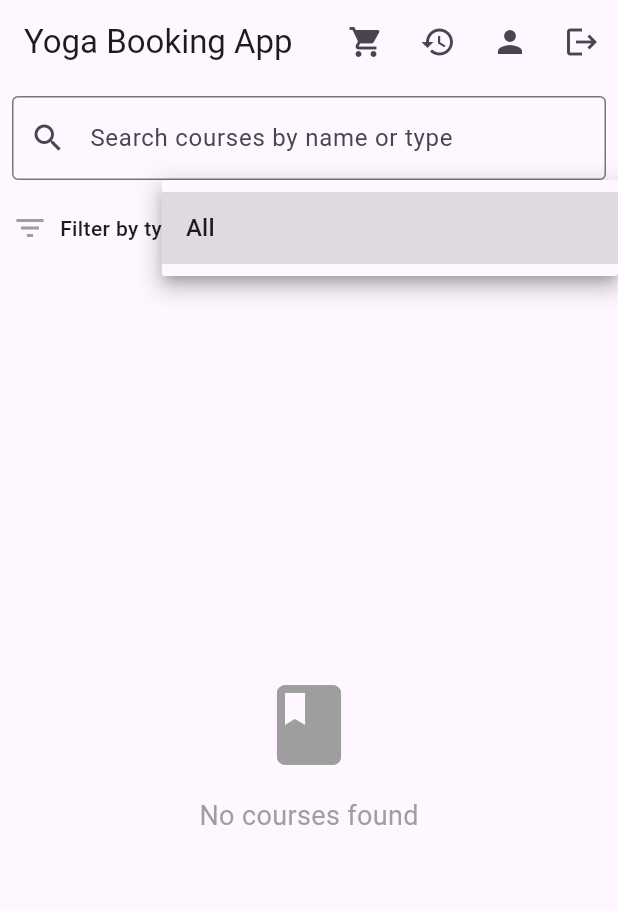
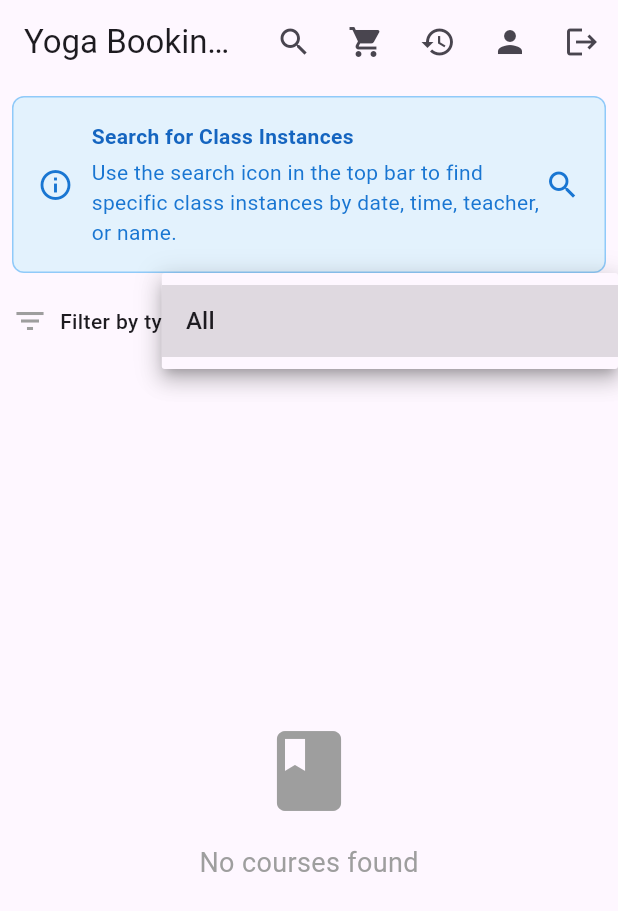
Before and after one commit to ndtrung7114/Flutter-Yoga-App, a Flutter app: the screen it shows once a user with an empty profile is signed in, after a tap on "All", on a phone screen of 412 x 824 dp. Shown: the top 911 px of the screen. Run offline on Flutter 3.47's test engine with Material 3 defaults, Android fonts, the phone set to English and light mode, and no system bars; our stand-ins replace cloud_firestore, firebase_auth, firebase_core, shared_preferences; accounts and stored records are empty.

Commit message:
modify search class

```diff
--- a/lib/screens/class_list_screen.dart
+++ b/lib/screens/class_list_screen.dart
@@ -12,12 +12,10 @@ class ClassListScreen extends StatefulWidget {
 
 class _ClassListScreenState extends State<ClassListScreen> {
   final ClassViewModel _viewModel = ClassViewModel();
-  final TextEditingController _searchController = TextEditingController();
   String _selectedCourseType = 'All'; // Filter state
 
   @override
   void dispose() {
-    _searchController.dispose();
     super.dispose();
   }
 
@@ -54,15 +52,40 @@ class _ClassListScreenState extends State<ClassListScreen> {
           padding: const EdgeInsets.all(8.0),
           child: Column(
             children: [
-              // Search TextField
-              TextField(
-                controller: _searchController,
-                decoration: const InputDecoration(
-                  labelText: 'Search courses by name or type',
-                  border: OutlineInputBorder(),
-                  prefixIcon: Icon(Icons.search),
+              // Search replacement notice
+              Container(
+                padding: const EdgeInsets.all(16.0),
+                decoration: BoxDecoration(
+                  color: Colors.blue[50],
+                  border: Border.all(color: Colors.blue[200]!),
+                  borderRadius: BorderRadius.circular(8.0),
                 ),
-                onChanged: (value) => setState(() {}),
+                child: Row(
+                  children: [
+                    Icon(Icons.info_outline, color: Colors.blue[700]),
+                    const SizedBox(width: 12),
+                    Expanded(
+                      child: Column(
+                        crossAxisAlignment: CrossAxisAlignment.start,
+                        children: [
+                          Text(
+                            'Search for Class Instances',
+                            style: TextStyle(
+                              fontWeight: FontWeight.bold,
+                              color: Colors.blue[800],
+                            ),
+                          ),
+                          const SizedBox(height: 4),
+                          Text(
+                            'Use the search icon in the top bar to find specific class instances by date, time, teacher, or name.',
+                            style: TextStyle(color: Colors.blue[700]),
+                          ),
+                        ],
+                      ),
+                    ),
+                    Icon(Icons.search, color: Colors.blue[700]),
+                  ],
+                ),
               ),
               const SizedBox(height: 8),
               // Filter Row
@@ -126,8 +149,7 @@ class _ClassListScreenState extends State<ClassListScreen> {
                 ],
               ),
               // Active filters display
-              if (_selectedCourseType != 'All' ||
-                  _searchController.text.isNotEmpty)
+              if (_selectedCourseType != 'All')
                 Container(
                   width: double.infinity,
                   padding: const EdgeInsets.symmetric(
@@ -137,16 +159,6 @@ class _ClassListScreenState extends State<ClassListScreen> {
                   child: Wrap(
                     spacing: 8,
                     children: [
-                      if (_searchController.text.isNotEmpty)
-                        Chip(
-                          label: Text('Search: "${_searchController.text}"'),
-                          onDeleted: () {
-                            setState(() {
-                              _searchController.clear();
-                            });
-                          },
-                          deleteIcon: const Icon(Icons.close, size: 16),
-                        ),
                       if (_selectedCourseType != 'All')
                         Chip(
                           avatar: CircleAvatar(
@@ -181,25 +193,17 @@ class _ClassListScreenState extends State<ClassListScreen> {
               }
               final courses = snapshot.data ?? [];
 
-              // Filter courses based on search and type filter
+              // Filter courses based on type filter only
               final filteredCourses = courses.where((course) {
-                final searchTerm = _searchController.text.toLowerCase();
-                final matchesSearch =
-                    searchTerm.isEmpty ||
-                    course.name.toLowerCase().contains(searchTerm) ||
-                    course.type.toLowerCase().contains(searchTerm);
-
                 final matchesType =
                     _selectedCourseType == 'All' ||
                     course.type == _selectedCourseType;
 
-                return matchesSearch && matchesType;
+                return matchesType;
               }).toList();
 
               if (filteredCourses.isEmpty) {
-                final hasFilter =
-                    _selectedCourseType != 'All' ||
-                    _searchController.text.isNotEmpty;
+                final hasFilter = _selectedCourseType != 'All';
                 return Center(
                   child: Column(
                     mainAxisAlignment: MainAxisAlignment.center,
@@ -212,7 +216,7 @@ class _ClassListScreenState extends State<ClassListScreen> {
                       const SizedBox(height: 16),
                       Text(
                         hasFilter
-                            ? 'No courses match your filters'
+                            ? 'No courses match your filter'
                             : 'No courses found',
                         style: const TextStyle(
                           fontSize: 18,
@@ -225,10 +229,9 @@ class _ClassListScreenState extends State<ClassListScreen> {
                           onPressed: () {
                             setState(() {
                               _selectedCourseType = 'All';
-                              _searchController.clear();
                             });
                           },
-                          child: const Text('Clear Filters'),
+                          child: const Text('Clear Filter'),
                         ),
                       ],
                     ],
--- a/lib/screens/home_screen.dart
+++ b/lib/screens/home_screen.dart
@@ -7,6 +7,7 @@ import 'class_list_screen.dart';
 import 'cart_screen.dart';
 import 'bookings_screen.dart';
 import 'profile_screen.dart';
+import 'instance_search_screen.dart';
 
 class HomeScreen extends StatelessWidget {
   const HomeScreen({super.key});
@@ -26,6 +27,15 @@ class HomeScreen extends StatelessWidget {
             appBar: AppBar(
               title: const Text('Yoga Booking App'),
               actions: [
+                IconButton(
+                  icon: const Icon(Icons.search),
+                  onPressed: () => Navigator.push(
+                    context,
+                    MaterialPageRoute(
+                      builder: (_) => const InstanceSearchScreen(),
+                    ),
+                  ),
+                ),
                 IconButton(
                   icon: const Icon(Icons.shopping_cart),
                   onPressed: () => Navigator.push(
```
Also changed, not shown: lib/screens/instance_search_screen.dart (added, +441 -0 lines), lib/viewmodels/class_viewmodel.dart (+35 -0 lines), lib/screens/class_list_screen_new.dart (added), lib/services/firebase_service.dart (added), 2 other files.
